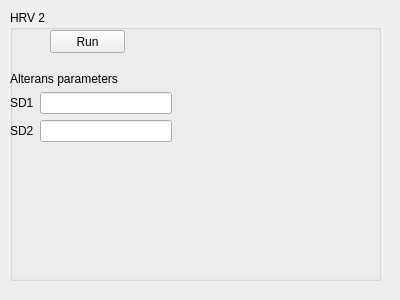
KuleszIB/EcgAppCore, file EcgApplicationCore/View/hrv2_gui.ui: the form before one commit.
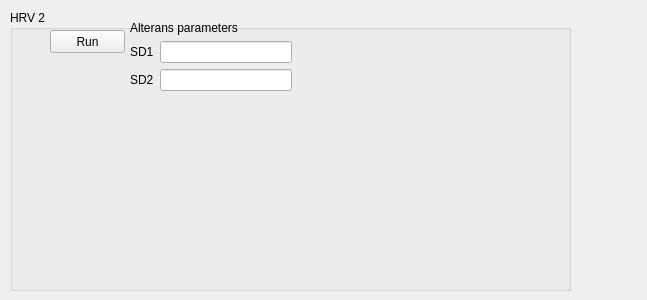
The form after the commit.

```diff
--- a/EcgApplicationCore/View/hrv2_gui.ui
+++ b/EcgApplicationCore/View/hrv2_gui.ui
@@ -6,7 +6,7 @@
    <rect>
     <x>0</x>
     <y>0</y>
-    <width>400</width>
+    <width>647</width>
     <height>300</height>
    </rect>
   </property>
@@ -18,8 +18,8 @@
     <rect>
      <x>10</x>
      <y>10</y>
-     <width>371</width>
-     <height>271</height>
+     <width>561</width>
+     <height>281</height>
     </rect>
    </property>
    <property name="title">
@@ -41,8 +41,8 @@
    <widget class="QWidget" name="layoutWidget">
     <property name="geometry">
      <rect>
-      <x>0</x>
-      <y>61</y>
+      <x>120</x>
+      <y>10</y>
       <width>162</width>
       <height>71</height>
      </rect>
@@ -85,6 +85,26 @@
      </item>
     </layout>
    </widget>
+   <widget class="QWidget" name="hrv2poincarePlot" native="true">
+    <property name="geometry">
+     <rect>
+      <x>20</x>
+      <y>90</y>
+      <width>261</width>
+      <height>171</height>
+     </rect>
+    </property>
+   </widget>
+   <widget class="QWidget" name="hrv2histPlot" native="true">
+    <property name="geometry">
+     <rect>
+      <x>300</x>
+      <y>10</y>
+      <width>241</width>
+      <height>241</height>
+     </rect>
+    </property>
+   </widget>
   </widget>
  </widget>
  <resources/>
```
